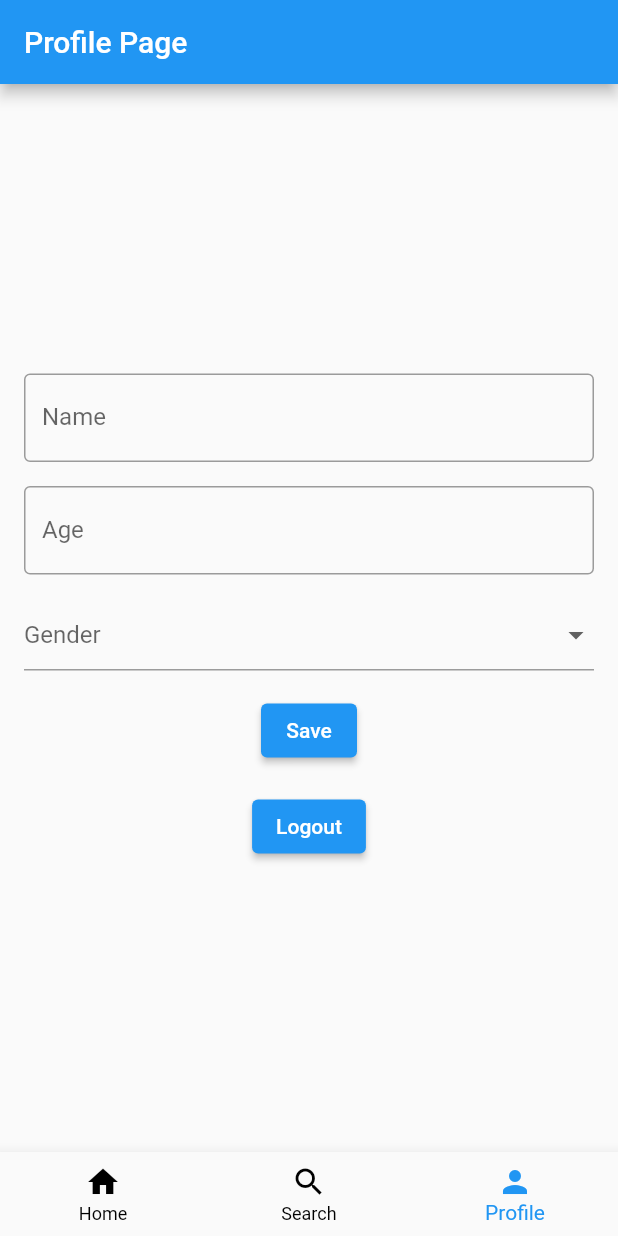
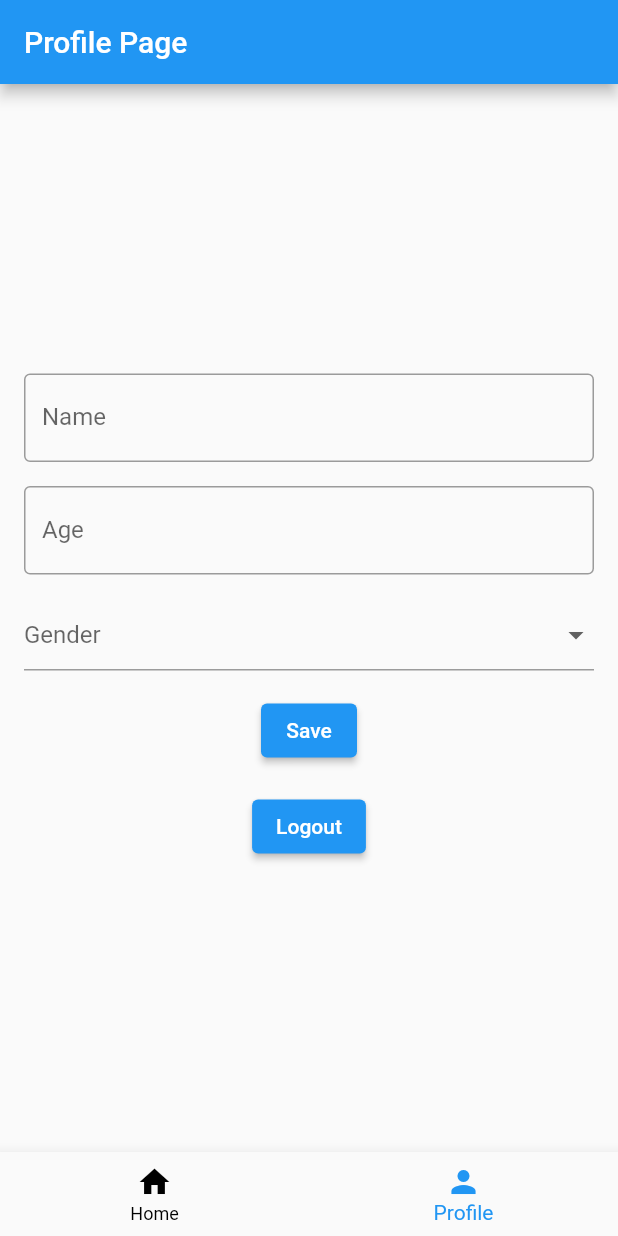
Before and after one commit to RishiVaya/TaxiMate, a Flutter app: the ProfilePage screen opened by its route, on a phone screen of 412 x 824 dp. Run offline on Flutter 3.47's test engine with Material 2 defaults, Android fonts, the phone set to English and light mode, and no system bars; our stand-ins replace cloud_firestore, firebase_auth, firebase_core, geocoding, geolocator, go_router and 2 more; missing offline and left inert: dart:ffi, flutter_polyline_points, maps_toolkit; accounts and stored records are empty.

```diff
--- a/lib/pages/profile_page.dart
+++ b/lib/pages/profile_page.dart
@@ -35,8 +35,8 @@ class _ProfilePageState extends State<ProfilePage> {
     }
   }
 
-  int _currentIndex = 2;
-  Map<int, String> pagesMap = {0: '/', 1: '/login', 2: '/profile'};
+  int _currentIndex = 1;
+  Map<int, String> pagesMap = {0: '/', 1: '/profile'};
 
   void _onTabTapped(int index) {
     setState(() {
@@ -131,10 +131,10 @@ class _ProfilePageState extends State<ProfilePage> {
                 icon: Icon(Icons.home),
                 label: 'Home',
               ),
-              BottomNavigationBarItem(
-                icon: Icon(Icons.search),
-                label: 'Search',
-              ),
+              //BottomNavigationBarItem(
+              //  icon: Icon(Icons.search),
+              //  label: 'Search',
+              //),
               BottomNavigationBarItem(
                 icon: Icon(Icons.person),
                 label: 'Profile',
```
Also changed, not shown: lib/pages/google_maps.dart (+9 -11 lines).
